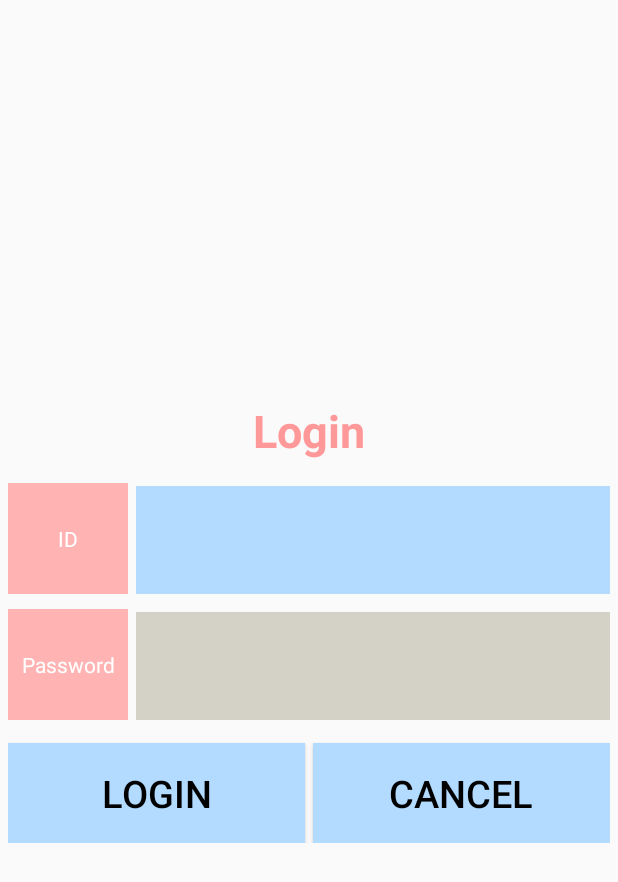
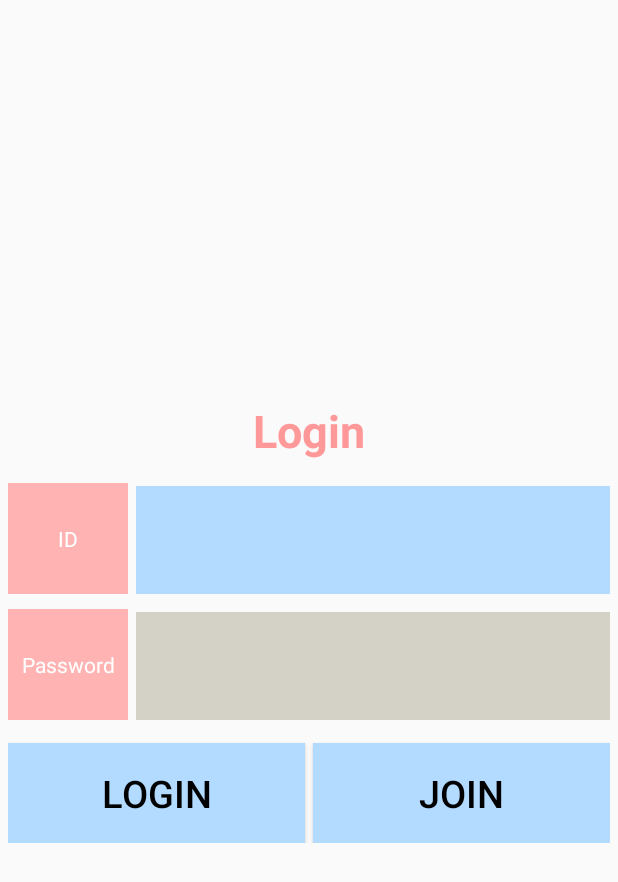
Before and after one commit to kanu1018/m_meto, an Android app: the layout login_layout.xml on its own in the app's theme, with its tools: preview values and no code run, on a phone screen of 412 x 824 dp. Shown: the top 882 px of the screen. Run offline under Robolectric (Android 15) with nearby library versions, the phone set to English and light mode, and no system bars.

Commit message:
ㅁㄴㄻㄴㄻㄹㅇㄹㄴ

```diff
--- a/app/src/main/res/layout/login_layout.xml
+++ b/app/src/main/res/layout/login_layout.xml
@@ -33,6 +33,7 @@
                     android:background="#ffb3b3"
                     android:textColor="#FFFFFF"/>
                 <EditText
+                    android:id="@+id/mem_id"
                     android:layout_marginTop="2dp"
                     android:layout_marginLeft="5dp"
                     android:layout_height="match_parent"
@@ -51,6 +52,7 @@
                     android:background="#ffb3b3"
                     android:textColor="#FFFFFF"/>
                 <EditText
+                    android:id="@+id/mem_pwd"
                     android:layout_marginTop="2dp"
                     android:layout_marginLeft="5dp"
                     android:layout_height="match_parent"
@@ -64,6 +66,7 @@
                 android:layout_weight="1.5"
                 >
                 <Button
+                    android:id="@+id/mem_login"
                     android:layout_marginTop="5dp"
                     android:text="Login"
                     android:textSize="25sp"
@@ -72,10 +75,12 @@
                     android:layout_weight="1"
                     android:textColor="@color/txt_color01"
                     android:background="@drawable/kdy02_color"/>
+
                 <Button
+                    android:id="@+id/mem_join"
                     android:layout_marginTop="5dp"
                     android:layout_marginLeft="5dp"
-                    android:text="Cancel"
+                    android:text="Join"
                     android:textSize="25sp"
                     android:layout_width="0dp"
                     android:layout_height="match_parent"
```
